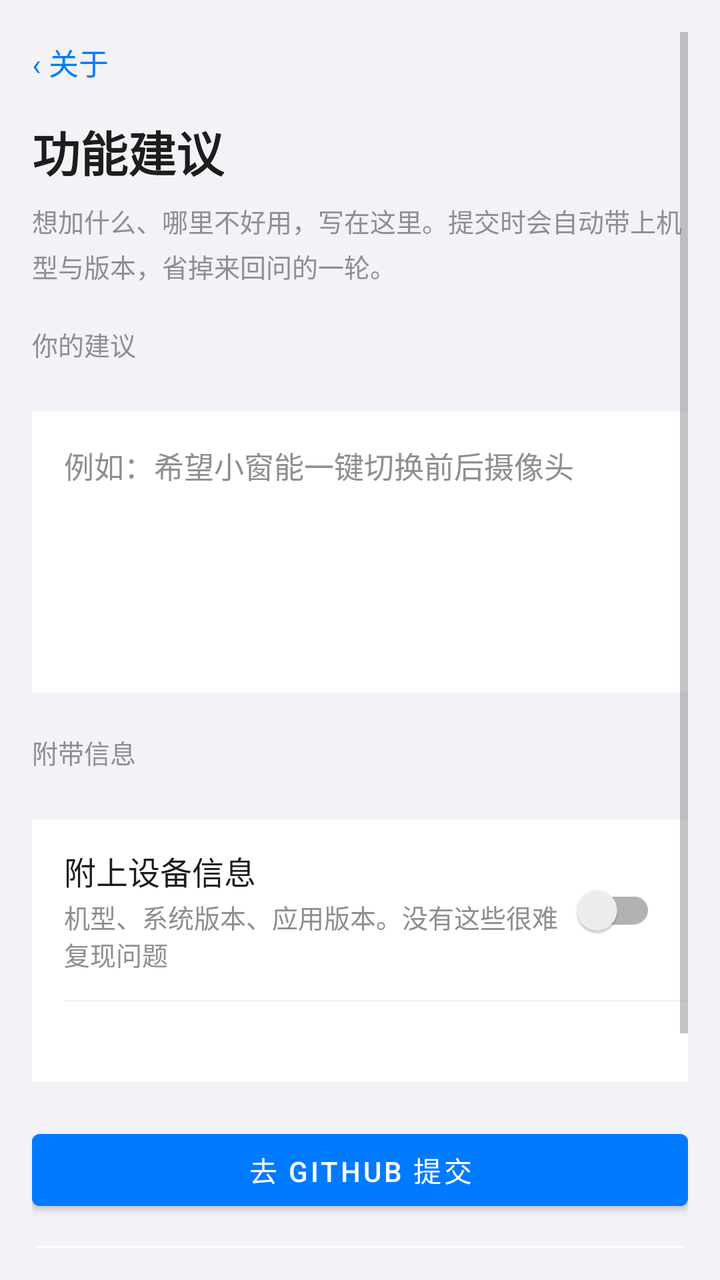
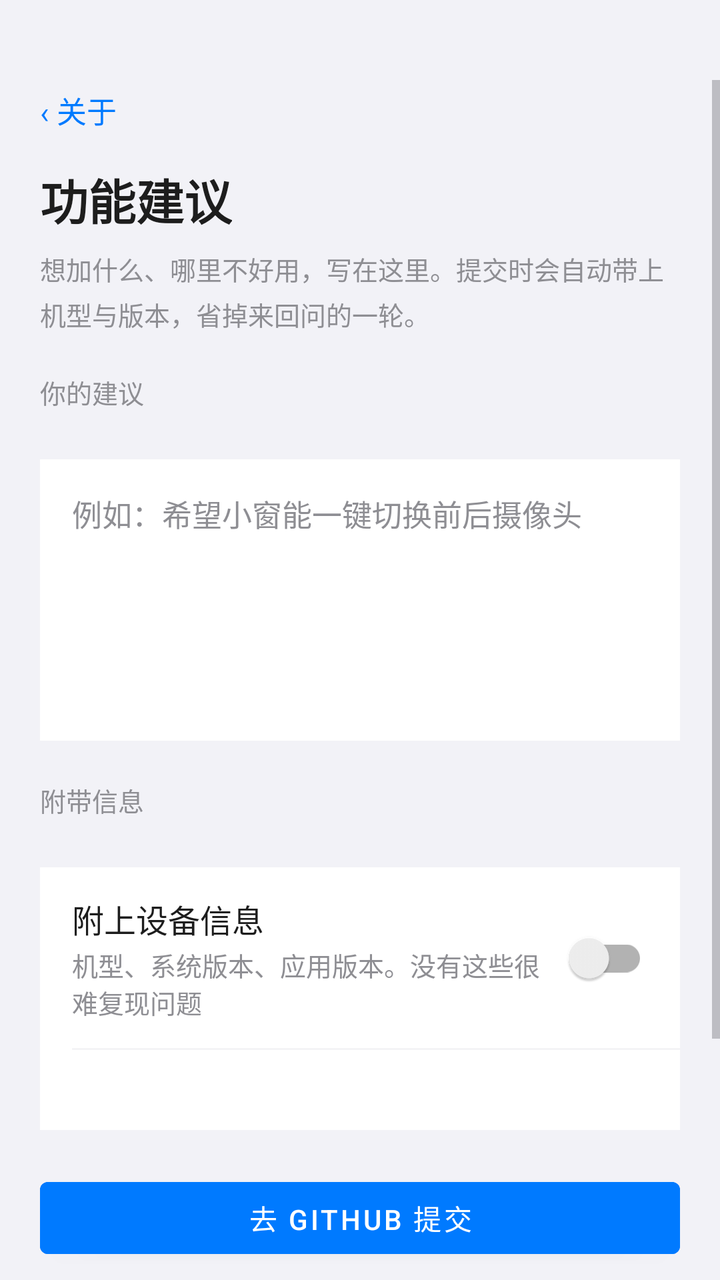

Two renders of the same Android screen: before a commit and after it. Below are the layout's source before the change and the commit's diff.
<!-- AndroidManifest.xml: activity theme Theme.Safewalk -->
<!-- res/layout/activity_feedback.xml -->
<?xml version="1.0" encoding="utf-8"?>
<ScrollView xmlns:android="http://schemas.android.com/apk/res/android"
    android:layout_width="match_parent"
    android:layout_height="match_parent"
    android:background="@color/bg"
    android:fitsSystemWindows="true"
    android:padding="16dp"
    android:paddingTop="40dp">

    <LinearLayout
        android:layout_width="match_parent"
        android:layout_height="wrap_content"
        android:orientation="vertical"
        android:paddingBottom="40dp">

        <TextView
            android:id="@+id/btn_back"
            android:layout_width="wrap_content"
            android:layout_height="wrap_content"
            android:background="?android:attr/selectableItemBackground"
            android:paddingVertical="4dp"
            android:text="‹ 关于"
            android:textColor="@color/primary"
            android:textSize="15sp" />

        <TextView
            android:layout_width="wrap_content"
            android:layout_height="wrap_content"
            android:layout_marginTop="12dp"
            android:text="功能建议"
            android:textColor="@color/text_primary"
            android:textSize="24sp"
            android:textStyle="bold" />

        <TextView
            android:layout_width="match_parent"
            android:layout_height="wrap_content"
            android:layout_marginTop="8dp"
            android:lineSpacingExtra="4dp"
            android:text="想加什么、哪里不好用，写在这里。提交时会自动带上机型与版本，省掉来回问的一轮。"
            android:textColor="@color/text_hint"
            android:textSize="13sp" />

        
        <TextView
            style="@style/SectionLabel"
            android:text="你的建议" />

        <LinearLayout style="@style/CardStyle">

            <EditText
                android:id="@+id/et_suggestion"
                android:layout_width="match_parent"
                android:layout_height="wrap_content"
                android:background="@null"
                android:gravity="top|start"
                android:hint="例如：希望小窗能一键切换前后摄像头"
                android:inputType="textMultiLine"
                android:lineSpacingExtra="4dp"
                android:minLines="5"
                android:padding="16dp"
                android:textColor="@color/text_primary"
                android:textColorHint="@color/text_hint"
                android:textSize="15sp" />
        </LinearLayout>

        
        <TextView
            style="@style/SectionLabel"
            android:text="附带信息" />

        <LinearLayout style="@style/CardStyle">

            <LinearLayout
                android:id="@+id/card_attach"
                style="@style/RowStyle">

                <LinearLayout
                    android:layout_width="0dp"
                    android:layout_height="wrap_content"
                    android:layout_weight="1"
                    android:orientation="vertical">

                    <TextView
                        style="@style/RowTitle"
                        android:text="附上设备信息" />

                    <TextView
                        style="@style/RowHint"
                        android:layout_marginTop="2dp"
                        android:text="机型、系统版本、应用版本。没有这些很难复现问题" />
                </LinearLayout>

                <androidx.appcompat.widget.SwitchCompat
                    android:id="@+id/sw_attach"
                    android:layout_width="wrap_content"
                    android:layout_height="wrap_content" />
            </LinearLayout>

            <View style="@style/RowDivider" />

            <TextView
                android:id="@+id/tv_env_preview"
                android:layout_width="match_parent"
                android:layout_height="wrap_content"
                android:fontFamily="monospace"
                android:lineSpacingExtra="3dp"
                android:paddingHorizontal="16dp"
                android:paddingVertical="12dp"
                android:textColor="@color/text_hint"
                android:textSize="12sp" />
        </LinearLayout>

        <Button
            android:id="@+id/btn_submit"
            android:layout_width="match_parent"
            android:layout_height="wrap_content"
            android:layout_marginTop="20dp"
            android:backgroundTint="@color/primary"
            android:text="去 GitHub 提交"
            android:textColor="@color/on_accent" />

        <Button
            android:id="@+id/btn_copy"
            android:layout_width="match_parent"
            android:layout_height="wrap_content"
            android:layout_marginTop="8dp"
            android:backgroundTint="@color/card_bg"
            android:text="复制内容"
            android:textColor="@color/text_primary" />

        <TextView
            android:layout_width="match_parent"
            android:layout_height="wrap_content"
            android:layout_marginTop="14dp"
            android:lineSpacingExtra="3dp"
            android:text="提交会打开 GitHub 页面，需要你有账号并已登录。没有账号也没关系：点「复制内容」，把文字发到酷安评论区同样能看到。"
            android:textColor="@color/text_hint"
            android:textSize="12sp" />
    </LinearLayout>
</ScrollView>
<!-- resources referenced by this layout -->
<resources>
  <color name="bg">#F2F2F7</color>
  <color name="card_bg">#FFFFFF</color>
  <color name="on_accent">#FFFFFF</color>
  <color name="primary">#007AFF</color>
  <color name="text_hint">#8E8E93</color>
  <color name="text_primary">#1D1D1D</color>
  <style name="CardStyle">
          <item name="android:layout_width">match_parent</item>
          <item name="android:layout_height">wrap_content</item>
          <item name="android:layout_marginTop">16dp</item>
          <item name="android:orientation">vertical</item>
          <item name="android:background">@color/card_bg</item>
      </style>
  <style name="RowDivider">
          <item name="android:layout_width">match_parent</item>
          <item name="android:layout_height">1px</item>
          <item name="android:layout_marginLeft">16dp</item>
          <item name="android:background">@color/divider</item>
      </style>
  <style name="RowHint">
          <item name="android:layout_width">wrap_content</item>
          <item name="android:layout_height">wrap_content</item>
          <item name="android:textColor">@color/text_hint</item>
          <item name="android:textSize">13sp</item>
      </style>
  <style name="RowStyle">
          <item name="android:layout_width">match_parent</item>
          <item name="android:layout_height">wrap_content</item>
          <item name="android:orientation">horizontal</item>
          <item name="android:gravity">center_vertical</item>
          <item name="android:paddingLeft">16dp</item>
          <item name="android:paddingRight">16dp</item>
          <item name="android:paddingTop">14dp</item>
          <item name="android:paddingBottom">14dp</item>
          <item name="android:background">?android:attr/selectableItemBackground</item>
          <item name="android:clickable">true</item>
          <item name="android:focusable">true</item>
      </style>
  <style name="RowTitle">
          <item name="android:layout_width">wrap_content</item>
          <item name="android:layout_height">wrap_content</item>
          <item name="android:textColor">@color/text_primary</item>
          <item name="android:textSize">16sp</item>
      </style>
  <style name="SectionLabel">
          <item name="android:layout_width">match_parent</item>
          <item name="android:layout_height">wrap_content</item>
          <item name="android:layout_marginTop">20dp</item>
          <item name="android:layout_marginBottom">8dp</item>
          <item name="android:textColor">@color/text_hint</item>
          <item name="android:textSize">13sp</item>
      </style>
  <style name="Theme.Safewalk" parent="Theme.MaterialComponents.DayNight.NoActionBar">
          <item name="android:windowBackground">@color/bg</item>
          <item name="android:statusBarColor">@android:color/transparent</item>
          
          <item name="android:windowLightStatusBar">@bool/light_statusbar</item>
          <item name="android:navigationBarColor">@color/bg</item>
          <item name="android:windowLightNavigationBar">@bool/light_statusbar</item>
  
          
          <item name="android:forceDarkAllowed">false</item>
  
          
          <item name="colorPrimary">@color/primary</item>
          <item name="colorAccent">@color/primary</item>
          <item name="colorControlActivated">@color/primary</item>
          <item name="colorControlNormal">@color/text_hint</item>
  
          <item name="android:colorBackground">@color/bg</item>
          <item name="android:textColorPrimary">@color/text_primary</item>
          <item name="android:textColorSecondary">@color/text_hint</item>
          <item name="android:textColorHint">@color/text_hint</item>
      </style>
  <color name="divider">#E5E5EA</color>
</resources>

<!-- the commit's change to res/layout/activity_feedback.xml (unified diff, before → after) -->
@@ -4,13 +4,14 @@
     android:layout_height="match_parent"
     android:background="@color/bg"
     android:fitsSystemWindows="true"
-    android:padding="16dp"
     android:paddingTop="40dp">
 
     <LinearLayout
         android:layout_width="match_parent"
         android:layout_height="wrap_content"
         android:orientation="vertical"
+        android:paddingStart="20dp"
+        android:paddingEnd="20dp"
         android:paddingBottom="40dp">
 
         <TextView
